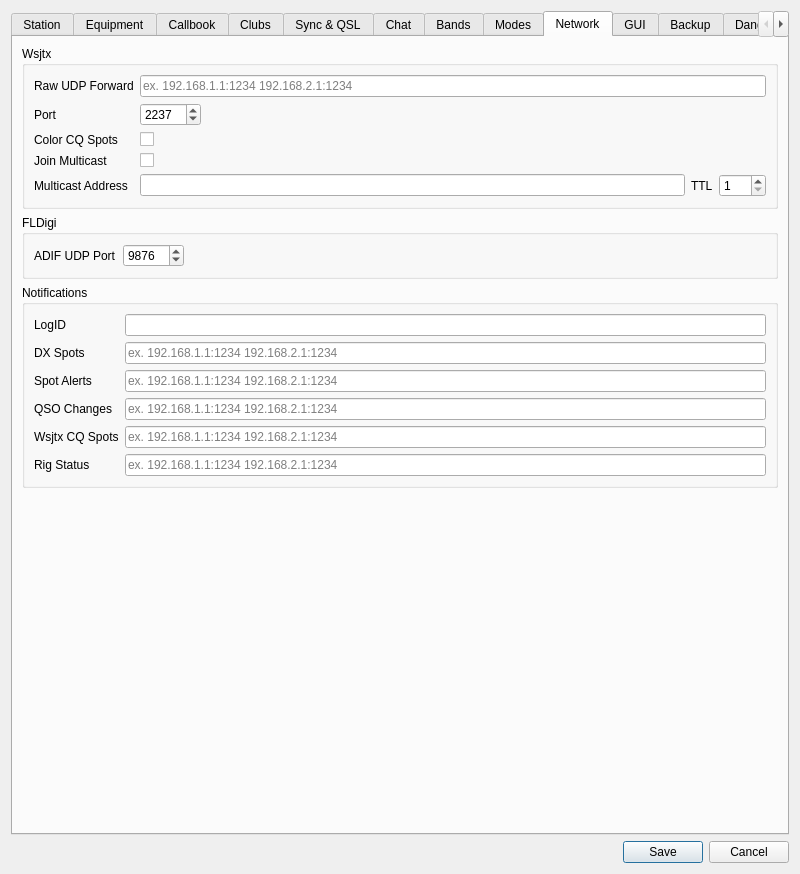
foldynl/QLog, file ui/SettingsDialog.ui: the form before one commit.
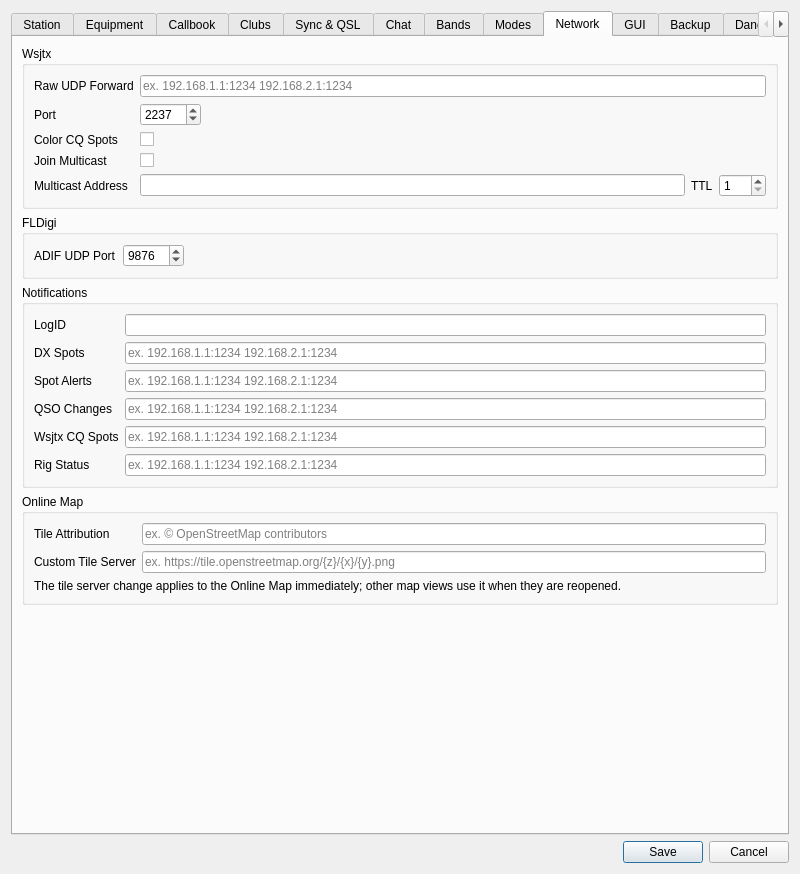
The form after the commit. The open tabs and pages were chosen to show the change. Icons and pictures are not drawn. Custom widgets are drawn as their Qt base class.

Commit message: Online Map: add custom tile server support

The edit to the form file:
```diff
--- a/ui/SettingsDialog.ui
+++ b/ui/SettingsDialog.ui
@@ -4939,6 +4939,59 @@
          </layout>
         </widget>
        </item>
+       <item>
+        <widget class="QGroupBox" name="onlineMapGroupBox">
+         <property name="title">
+          <string>Online Map</string>
+         </property>
+         <layout class="QFormLayout" name="onlineMapFormLayout">
+          <item row="0" column="0">
+           <widget class="QLabel" name="mapTileAttributionLabel">
+            <property name="text">
+             <string>Tile Attribution</string>
+            </property>
+           </widget>
+          </item>
+          <item row="0" column="1">
+           <widget class="QLineEdit" name="mapTileAttributionEdit">
+            <property name="toolTip">
+             <string>Name or copyright of the map tile provider, shown in the corner of the map when a custom tile server is used. HTML links are allowed.</string>
+            </property>
+            <property name="placeholderText">
+             <string>ex. © OpenStreetMap contributors</string>
+            </property>
+           </widget>
+          </item>
+          <item row="1" column="0">
+           <widget class="QLabel" name="mapTileUrlLabel">
+            <property name="text">
+             <string>Custom Tile Server</string>
+            </property>
+           </widget>
+          </item>
+          <item row="1" column="1">
+           <widget class="QLineEdit" name="mapTileUrlEdit">
+            <property name="toolTip">
+             <string>&lt;p&gt;URL template of a raster tile server with {z} (zoom), {x} and {y} placeholders.&lt;/p&gt;&lt;p&gt;Leave empty to use the default OpenStreetMap server.&lt;/p&gt;&lt;p&gt;Note: some providers (e.g. Gaode) use GCJ-02 coordinates, which may offset map markers. Providers based on CGCS2000/WGS-84 (e.g. Tianditu) match GPS coordinates.&lt;/p&gt;</string>
+            </property>
+            <property name="placeholderText">
+             <string>ex. https://tile.openstreetmap.org/{z}/{x}/{y}.png</string>
+            </property>
+           </widget>
+          </item>
+          <item row="2" column="0" colspan="2">
+           <widget class="QLabel" name="mapTileServerInfoLabel">
+            <property name="text">
+             <string>The tile server change applies to the Online Map immediately; other map views use it when they are reopened.</string>
+            </property>
+            <property name="wordWrap">
+             <bool>true</bool>
+            </property>
+           </widget>
+          </item>
+         </layout>
+        </widget>
+       </item>
        <item>
         <spacer name="verticalSpacer_3">
          <property name="orientation">
```
Left out of the diff: 2 changed lines with no effect on the pictures. The commit also changes 10 other files.
